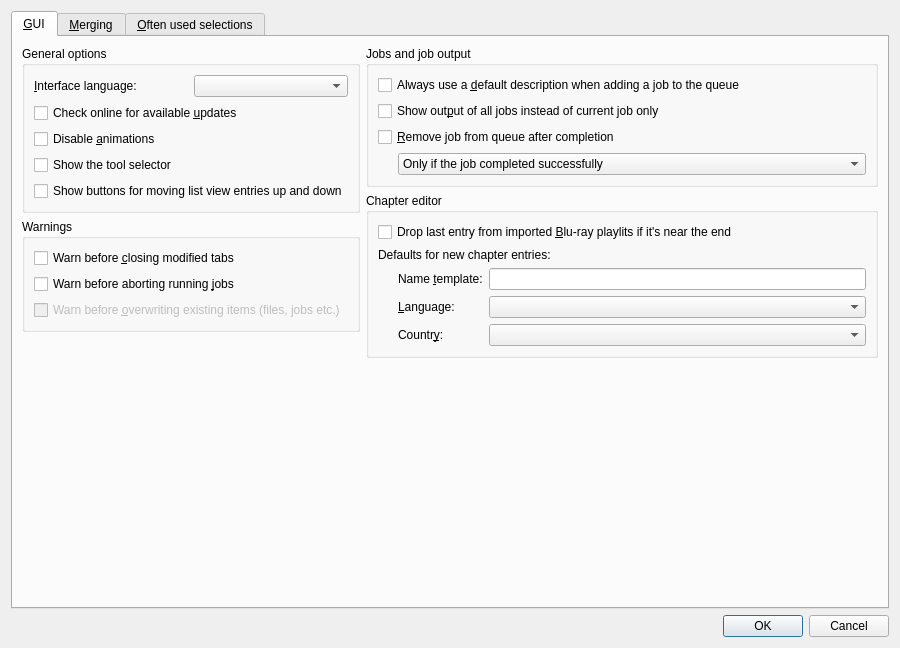
First picture: the form in src/mkvtoolnix-gui/forms/main_window/preferences_dialog.ui, repository jpsdr/MKVToolnix-Windows-7, before the edit.
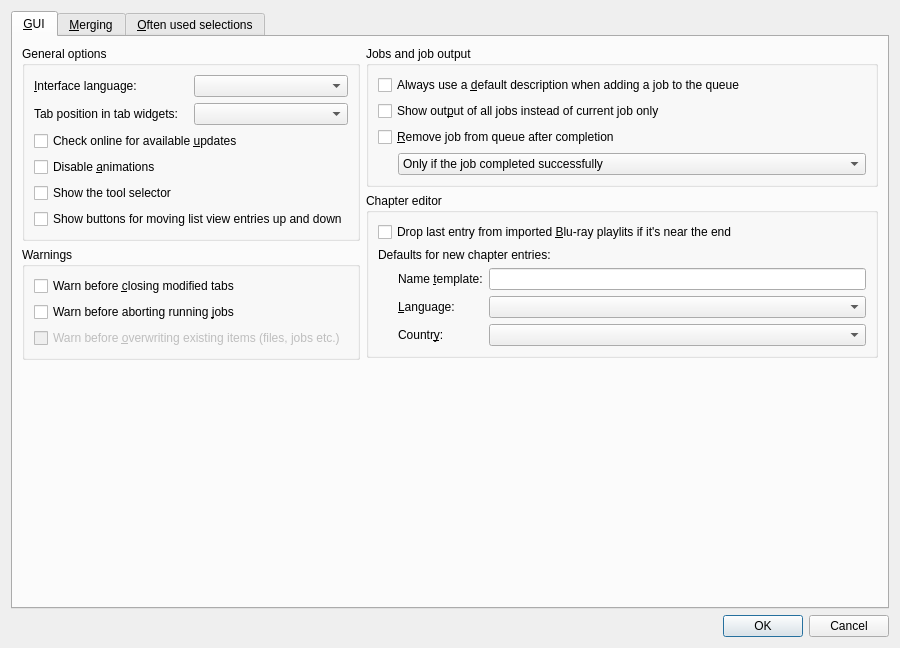
Second picture: the form after the edit. Icons and pictures are not drawn. Custom widgets are drawn as their Qt base class.

Commit message:
GUI: add option for changing the tab header positions
Implements #1334.

```diff
--- a/src/mkvtoolnix-gui/forms/main_window/preferences_dialog.ui
+++ b/src/mkvtoolnix-gui/forms/main_window/preferences_dialog.ui
@@ -23,7 +23,7 @@
       <attribute name="title">
        <string>&amp;GUI</string>
       </attribute>
-      <layout class="QHBoxLayout" name="horizontalLayout_8">
+      <layout class="QHBoxLayout" name="horizontalLayout">
        <item>
         <layout class="QVBoxLayout" name="verticalLayout_10">
          <item>
@@ -33,8 +33,11 @@
            </property>
            <layout class="QVBoxLayout" name="verticalLayout">
             <item>
-             <layout class="QHBoxLayout" name="horizontalLayout">
-              <item>
+             <layout class="QGridLayout" name="gridLayout_4">
+              <item row="0" column="1">
+               <widget class="QComboBox" name="cbGuiInterfaceLanguage"/>
+              </item>
+              <item row="0" column="0">
                <widget class="QLabel" name="label_3">
                 <property name="text">
                  <string>&amp;Interface language:</string>
@@ -44,8 +47,15 @@
                 </property>
                </widget>
               </item>
-              <item>
-               <widget class="QComboBox" name="cbGuiInterfaceLanguage"/>
+              <item row="1" column="0">
+               <widget class="QLabel" name="label_9">
+                <property name="text">
+                 <string>Tab position in tab widgets:</string>
+                </property>
+               </widget>
+              </item>
+              <item row="1" column="1">
+               <widget class="QComboBox" name="cbGuiTabPositions"/>
               </item>
              </layout>
             </item>
```
The commit also changes 16 other files.
